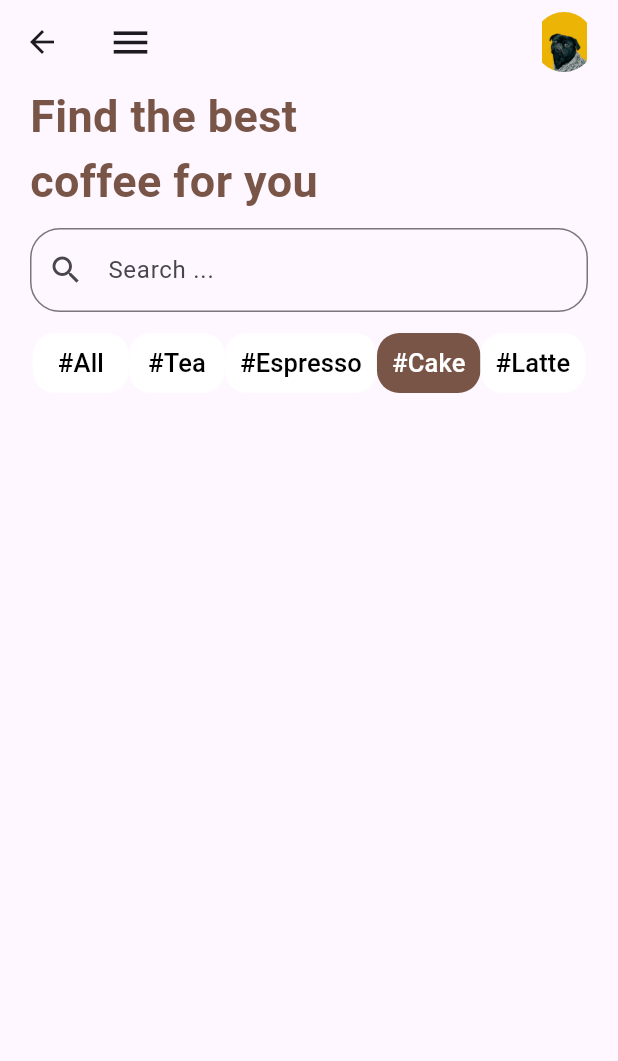
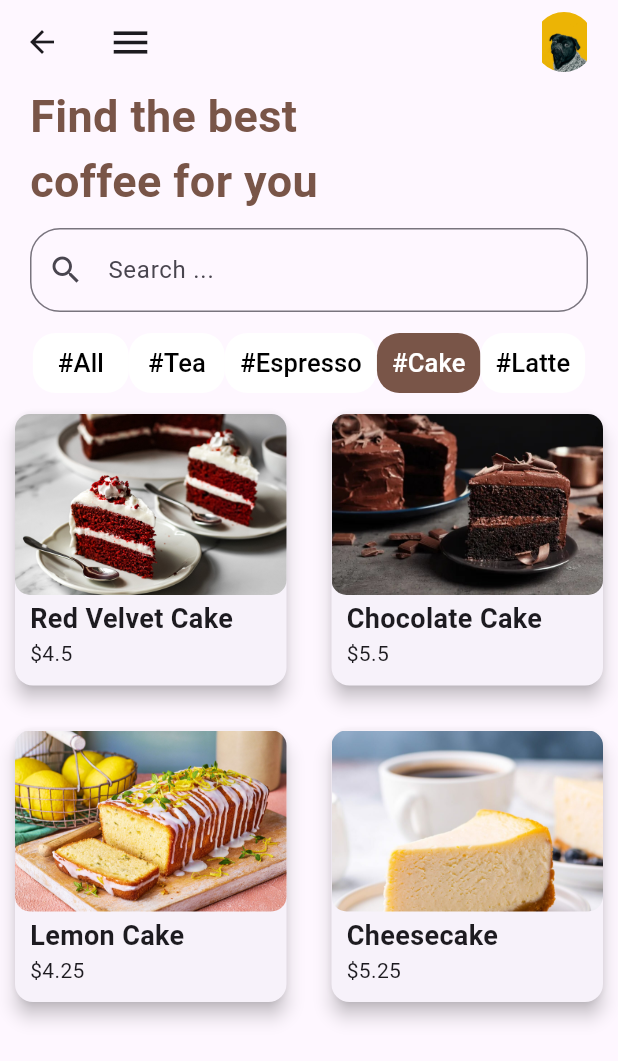
Before and after one commit to VIKHADR1/caffeinate, a Flutter app: the Home screen opened directly, after a tap on "#Tea", after a tap on "#Espresso", after a tap on "#Cake", on a phone screen of 412 x 824 dp. Shown: the top 1061 px of the screen. Run offline on Flutter 3.47's test engine with Material 3 defaults, Android fonts, the phone set to English and light mode, and no system bars; our stand-ins replace cloud_firestore, firebase_auth, firebase_core; accounts and stored records are empty.

Commit message:
new menus

```diff
--- a/lib/pages/home.dart
+++ b/lib/pages/home.dart
@@ -26,23 +26,98 @@ class _HomeState extends State<Home> {
 
   final List<Product> _products = [
     const Product(
-        'espresso',
-        'assets/images/coffee.jpg',
-        4.50,
-        'A delicious latte made with freshly brewed espresso and steamed milk.',
-        '#Espresso'),
-    const Product(
-        'tea',
-        'assets/images/profile.jpg',
+        'Hot Tea',
+        'assets/images/tea.jpg',
         4.50,
         'A delicious latte made with freshly brewed espresso and steamed milk.',
         '#Tea'),
     const Product(
-        'latte',
-        'assets/images/coffee.jpg',
+        'Espresso',
+        'assets/images/espresso.jpg',
         4.50,
-        'A delicious latte made with freshly brewed espresso and steamed milk.',
-        '#Latte'),
+        'A bold shot of espresso, perfect for a quick pick-me-up.',
+        '#Espresso',
+      ),
+    const Product(
+        'Latte',
+        'assets/images/latte.jpg',
+        5.50,
+        'Smooth espresso combined with creamy steamed milk, topped with a light layer of foam.',
+        '#Latte',
+      ),
+    const Product(
+      'Cappuccino',
+      'assets/images/cappuccino.jpg',
+      5.00,
+      'Equal parts espresso, steamed milk, and milk foam, creating a rich and frothy drink.',
+      '#Cappuccino',
+    ),
+    const Product(
+      'Americano',
+      'assets/images/americano.jpg',
+      4.75,
+      'Espresso shots diluted with hot water, resulting in a bold yet smooth flavor.',
+      '#Americano',
+    ),
+    const Product(
+      'Macchiato',
+      'assets/images/macchiato.jpg',
+      5.25,
+      'Espresso "stained" with a dollop of frothy milk, creating a perfect balance of flavors.',
+      '#Macchiato',
+    ),
+    const Product(
+      'Flat White',
+      'assets/images/flat_white.jpg',
+      5.75,
+      'Creamy microfoam poured over a double shot of espresso, resulting in a velvety smooth texture.',
+      '#FlatWhite',
+    ),
+    const Product(
+      'Turkish Coffee',
+      'assets/images/turkish_coffee.jpg',
+      5.50,
+      'A traditional brewing method where finely ground coffee is simmered in water, resulting in a strong and aromatic drink.',
+      '#TurkishCoffee',
+    ),
+    const Product(
+      'Iced Coffee',
+      'assets/images/iced_coffee.jpg',
+      4.75,
+      'Chilled coffee served over ice, perfect for hot summer days or as a refreshing pick-me-up.',
+      '#IcedCoffee',
+    ),
+
+    //cakes
+    const Product(
+    'Red Velvet Cake',
+    'assets/images/red_velvet_cake.jpg',
+    4.50,
+    'A moist and fluffy cake with a hint of cocoa, topped with cream cheese frosting.',
+    '#Cake',
+  ),
+  const Product(
+    'Chocolate Cake',
+    'assets/images/chocolate_fudge_cake.jpg',
+    5.50,
+    'Decadent layers of rich chocolate cake filled and topped with velvety fudge icing.',
+    '#Cake',
+  ),
+
+  const Product(
+    'Lemon Cake',
+    'assets/images/lemon_drizzle_cake.jpg',
+    4.25,
+    'A light and tangy lemon-flavored cake soaked in a zesty lemon syrup and topped with icing.',
+    '#Cake',
+  ),
+  const Product(
+    'Cheesecake',
+    'assets/images/cheesecake.jpg',
+    5.25,
+    'A creamy and smooth cheesecake on a graham cracker crust, served plain or with fruit topping.',
+    '#Cake',
+  ),
     // Add more products here...
   ];
 
```
Also changed, not shown: assets/images/Americano.JPG, assets/images/Cappucino.JPG (deleted), assets/images/Espresso.JPG, assets/images/Latte.JPG, assets/images/cappuccino.jpg (added), assets/images/cheesecake.jpg (added), assets/images/chocolate_fudge_cake.jpg (added), assets/images/flat_white.jpg (added), assets/images/iced_coffee.jpg (added), assets/images/lemon_drizzle_cake.jpg (added), assets/images/macchiato.jpg (added), assets/images/red_velvet_cake.jpg (added), assets/images/tea.jpg (added), assets/images/turkish_coffee.jpg (added).
